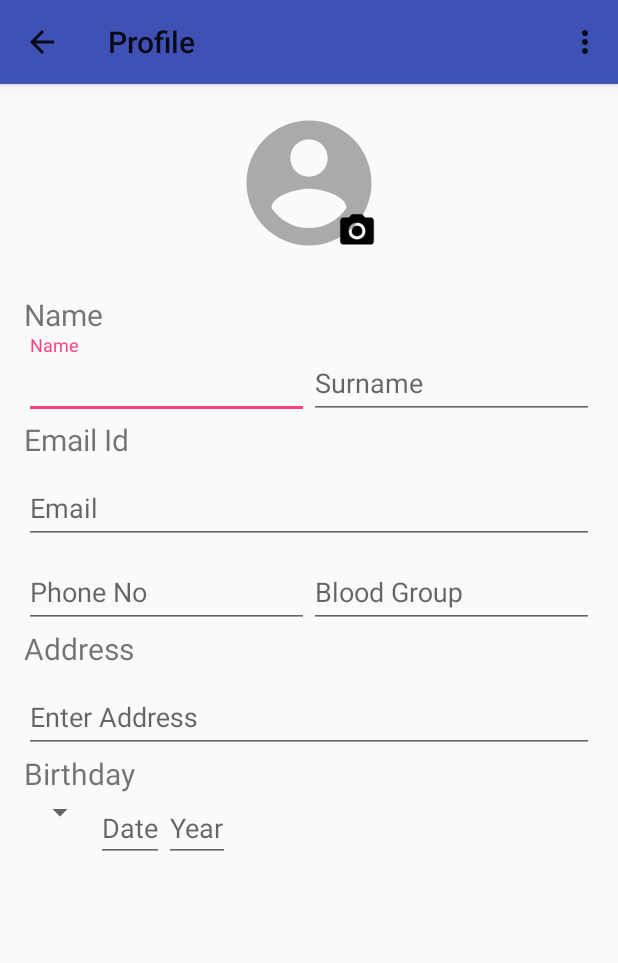
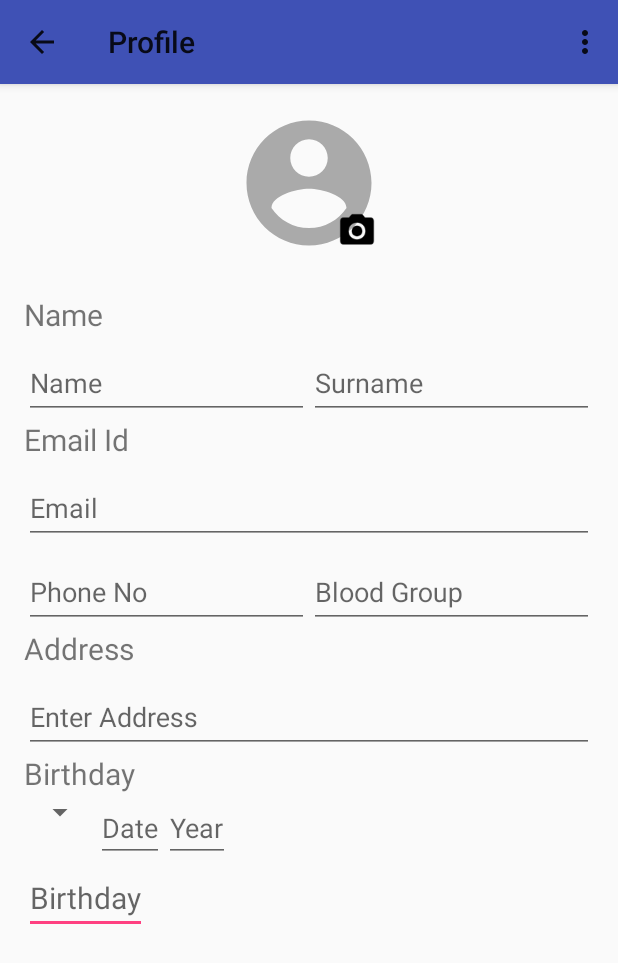
Before and after one commit to TheDorkKnightRises/BloodRelations, an Android app: the ProfileActivity screen opened directly, with no data from a screen before it, on a phone screen of 412 x 824 dp. Shown: the top 963 px of the screen. Run offline under Robolectric (Android 15) with nearby library versions, the phone set to English and light mode, and no system bars; our stand-ins replace CircleImageView, Picasso; pictures from the network do not load.

Commit message:
Merge branch 'master' of /Users/adityadesai/Desktop/BloodRelations with conflicts.

```diff
--- a/app/src/main/java/smartindia/santas/bloodrelations/activities/ProfileActivity.java
+++ b/app/src/main/java/smartindia/santas/bloodrelations/activities/ProfileActivity.java
@@ -1,24 +1,79 @@
 package smartindia.santas.bloodrelations.activities;
 
+import android.app.DatePickerDialog;
+import android.content.Intent;
+import android.net.Uri;
 import android.support.v7.app.AppCompatActivity;
 import android.os.Bundle;
+import android.text.InputType;
 import android.view.Menu;
 import android.view.MenuItem;
+import android.view.View;
+import android.widget.DatePicker;
+import android.widget.EditText;
+import android.widget.ImageView;
+import android.widget.TextView;
+
+import com.squareup.picasso.Picasso;
+
+import java.text.SimpleDateFormat;
+import java.util.Calendar;
+import java.util.Locale;
 
 import smartindia.santas.bloodrelations.R;
 
 public class ProfileActivity extends AppCompatActivity {
 
+    private static final int RC_PHOTO_PICKER = 1;
+
+    private de.hdodenhof.circleimageview.CircleImageView profilePicture;
+    private EditText birthDateEditText;
+
     @Override
     protected void onCreate(Bundle savedInstanceState) {
         super.onCreate(savedInstanceState);
         setContentView(R.layout.activity_profile);
+
+        profilePicture=(de.hdodenhof.circleimageview.CircleImageView)findViewById(R.id.profile_image);
+        birthDateEditText=(EditText) findViewById(R.id.birthday_textview);
+
+        final Calendar myCalendar = Calendar.getInstance();
+
+        final DatePickerDialog.OnDateSetListener date = new DatePickerDialog.OnDateSetListener() {
+
+            @Override
+            public void onDateSet(DatePicker view, int year, int monthOfYear,
+                                  int dayOfMonth) {
+                // TODO Auto-generated method stub
+                myCalendar.set(Calendar.YEAR, year);
+                myCalendar.set(Calendar.MONTH, monthOfYear);
+                myCalendar.set(Calendar.DAY_OF_MONTH, dayOfMonth);
+                updateLabel(myCalendar);
+            }
+
+        };
+
+        birthDateEditText.setOnClickListener(new View.OnClickListener() {
+
+            @Override
+            public void onClick(View v) {
+                // TODO Auto-generated method stub
+                new DatePickerDialog(ProfileActivity.this, date, myCalendar
+                        .get(Calendar.YEAR), myCalendar.get(Calendar.MONTH),
+                        myCalendar.get(Calendar.DAY_OF_MONTH)).show();
+            }
+        });
+        birthDateEditText.setInputType(InputType.TYPE_NULL);
+        birthDateEditText.requestFocus();
     }
 
     @Override
     public boolean onOptionsItemSelected(MenuItem item) {
         switch (item.getItemId())
         {
+            case android.R.id.home:
+                onBackPressed();
+                break;
             case R.id.menu_save:
                 onSavePressed();
                 break;
@@ -35,5 +90,32 @@ public class ProfileActivity extends AppCompatActivity {
         return true;
     }
 
+    public void getPicture(View v){
+        Intent intent = new Intent(Intent.ACTION_GET_CONTENT);
+        intent.setType("image/jpeg");
+        intent.putExtra(Intent.EXTRA_LOCAL_ONLY, true);
+        startActivityForResult(Intent.createChooser(intent, "Complete action using"), RC_PHOTO_PICKER);
+    }
+
+
+    private void updateLabel(Calendar myCalendar) {
+
+        String myFormat = "dd/MM/yy"; //In which you need put here
+        SimpleDateFormat sdf = new SimpleDateFormat(myFormat, Locale.US);
+
+        birthDateEditText.setText(sdf.format(myCalendar.getTime()));
+    }
+
+    @Override
+    protected void onActivityResult(int requestCode, int resultCode, Intent data) {
+        super.onActivityResult(requestCode, resultCode, data);
+        if(requestCode == RC_PHOTO_PICKER){
+            if(resultCode == RESULT_OK){
+                Uri selectedImageUri = data.getData();
+                Picasso.with(ProfileActivity.this).load(selectedImageUri).into(profilePicture);
+            }
+        }
+
+    }
 
 }
--- a/app/src/main/res/layout/activity_profile.xml
+++ b/app/src/main/res/layout/activity_profile.xml
@@ -19,14 +19,15 @@
             android:id="@+id/profile_image"
             android:src="@drawable/ic_account_circle_black_24dp"
             />
-        <ImageView
+        <ImageButton
             android:layout_width="wrap_content"
             android:layout_height="wrap_content"
             android:src="@drawable/ic_photo_camera_black_24dp"
+            android:background="@android:color/transparent"
             android:layout_alignBottom="@+id/profile_image"
             android:layout_alignRight="@+id/profile_image"
             android:scaleX="0.75"
-            android:scaleY="0.75"/>
+            android:scaleY="0.75" />
     </RelativeLayout>
     <TextView
         android:layout_width="wrap_content"
@@ -148,4 +149,13 @@
             android:layout_height="wrap_content"
             android:hint="Year"/>
     </LinearLayout>
+        android:hint="Enter address"/>
+    <EditText
+        android:id="@+id/birthday_textview"
+        android:layout_width="wrap_content"
+        android:layout_height="wrap_content"
+        android:hint="Birthday"
+        android:textSize="20dp"
+        android:textColor="@color/colorAccent"
+        />
 </LinearLayout>
```
